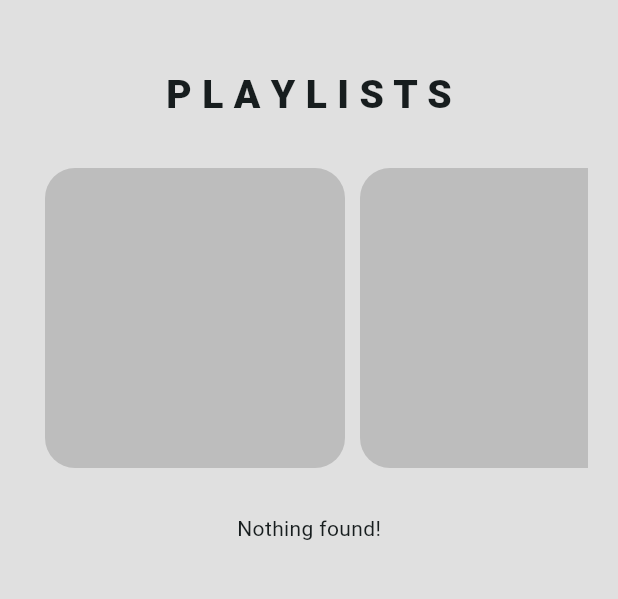
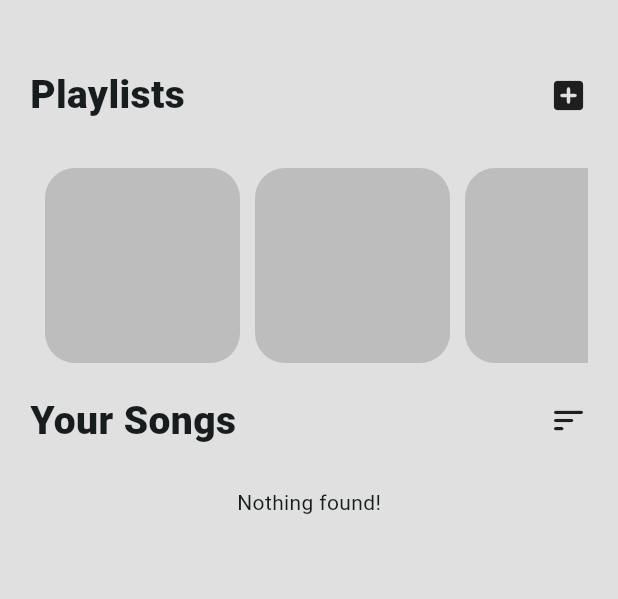
Before and after one commit to yuufumi/music_app, a Flutter app: the screen it shows after launch, on a phone screen of 412 x 824 dp, the part 84-683 px from its top. Run offline on Flutter 3.47's test engine with Material 2 defaults, Android fonts, the light colour scheme and no system bars; our stand-ins replace google_fonts, just_audio, on_audio_query; Roboto replaces fonts that are missing (Oxygen).

Commit message:
play and pause fixed

```diff
--- a/musically/lib/main.dart
+++ b/musically/lib/main.dart
@@ -29,7 +29,6 @@ class MyApp extends StatelessWidget {
 
 class Playlist extends StatelessWidget {
   const Playlist();
-
   @override
   Widget build(BuildContext context) {
     return Container(
@@ -37,8 +36,8 @@ class Playlist extends StatelessWidget {
       children: [
         Container(
           margin: EdgeInsets.fromLTRB(10, 0, 0, 0),
-          height: 200,
-          width: 200,
+          height: 130,
+          width: 130,
           decoration: BoxDecoration(
             borderRadius: BorderRadius.circular(20),
             color: Colors.grey[400],
@@ -54,7 +53,7 @@ final player = AudioPlayer();
 void playsound(String url) async {
   try {
     player.setAudioSource(AudioSource.uri(Uri.parse(url)));
-    player.play();
+    //player.play();
   } on Exception {
     log("Error parsing song");
     // TODO
@@ -148,6 +147,13 @@ class AllSongsPage extends StatefulWidget {
 
 class _AllSongsPageState extends State<AllSongsPage> {
   final OnAudioQuery _audioQuery = OnAudioQuery();
+  bool _playing = false;
+
+  void _isPlaying() {
+    setState(() {
+      _playing = !_playing;
+    });
+  }
 
   @override
   void initState() {
@@ -195,31 +201,38 @@ class _AllSongsPageState extends State<AllSongsPage> {
           Column(
             mainAxisAlignment: MainAxisAlignment.spaceEvenly,
             children: [
-              Row(mainAxisAlignment: MainAxisAlignment.center, children: [
+              Row(mainAxisAlignment: MainAxisAlignment.spaceBetween, children: [
                 Text(
-                  "P L A Y L I S T S",
+                  "Playlists",
                   style: GoogleFonts.oxygen(
                     textStyle:
                         TextStyle(fontSize: 26, fontWeight: FontWeight.w900),
                   ),
                 ),
+                Icon(
+                  Icons.add_box_rounded,
+                  size: 26,
+                )
               ]),
               SizedBox(height: 30),
               Container(
-                height: 200,
-                child: ListView(
-                  // This next line does the trick.
-                  scrollDirection: Axis.horizontal,
-                  children: <Widget>[
-                    Playlist(),
-                    Playlist(),
-                    Playlist(),
-                    Playlist(),
-                    Playlist(),
-                  ],
+                height: 150,
+                child: ListView.builder(
+                    // This next line does the trick.
+                    scrollDirection: Axis.horizontal,
+                    itemCount: 10,
+                    itemBuilder: ((context, index) => Playlist())),
+              ),
+              Row(mainAxisAlignment: MainAxisAlignment.spaceBetween, children: [
+                Text(
+                  "Your Songs",
+                  style: GoogleFonts.oxygen(
+                      textStyle:
+                          TextStyle(fontSize: 26, fontWeight: FontWeight.w900)),
                 ),
-              ),
-              SizedBox(height: 30),
+                Icon(Icons.sort_rounded, size: 26)
+              ]),
+              SizedBox(height: 26),
               Container(
                 height: 373,
                 child: FutureBuilder<List<SongModel>>(
@@ -232,8 +245,6 @@ class _AllSongsPageState extends State<AllSongsPage> {
                     builder: (context, item) {
                       if (item.data == null)
                         return const CircularProgressIndicator();
-                      // When you try "query" without asking for [READ] or [Library] permission
-                      // the plugin will return a [Empty] list.
                       if (item.data!.isEmpty)
                         return const Text("Nothing found!");
                       return ListView.builder(
@@ -243,16 +254,27 @@ class _AllSongsPageState extends State<AllSongsPage> {
                             title: Text(item.data![index].title),
                             subtitle:
                                 Text(item.data![index].artist ?? "No Artist"),
-                            trailing: const Icon(Icons.arrow_forward_rounded),
+                            trailing: GestureDetector(
+                              onTap: () {
+                                playsound(item.data![index].uri.toString());
+                                setState(() {
+                                  _playing = !_playing;
+                                });
+                                _playing ? player.play() : player.pause();
+                              },
+                              child: Icon(
+                                _playing
+                                    ? Icons.pause
+                                    : Icons.play_arrow_rounded,
+                                size: 30,
+                              ),
+                            ),
                             // This Widget will query/load image. Just add the id and type.
                             // You can use/create your own widget/method using [queryArtwork].
                             leading: QueryArtworkWidget(
                               id: item.data![index].id,
                               type: ArtworkType.AUDIO,
                             ),
-                            onTap: () {
-                              playsound(item.data![index].uri.toString());
-                            },
                           );
                         },
                       );
--- a/musically/pubspec.yaml
+++ b/musically/pubspec.yaml
@@ -42,6 +42,7 @@ dependencies:
 dev_dependencies:
   flutter_test:
     sdk: flutter
+  flutter_launcher_icons: ^0.9.2
 
   # The "flutter_lints" package below contains a set of recommended lints to
   # encourage good coding practices. The lint set provided by the package is
@@ -60,7 +61,10 @@ flutter:
   # included with your application, so that you can use the icons in
   # the material Icons class.
   uses-material-design: true
-
+flutter_icons:
+  android: "launcher_icon"
+  ios: true
+  image_path: "assets/musically.png"
   # To add assets to your application, add an assets section, like this:
   # assets:
   #   - images/a_dot_burr.jpeg
```
Also changed, not shown: musically/assets/musically.png (added), musically/pubspec.lock, 23 other files.
